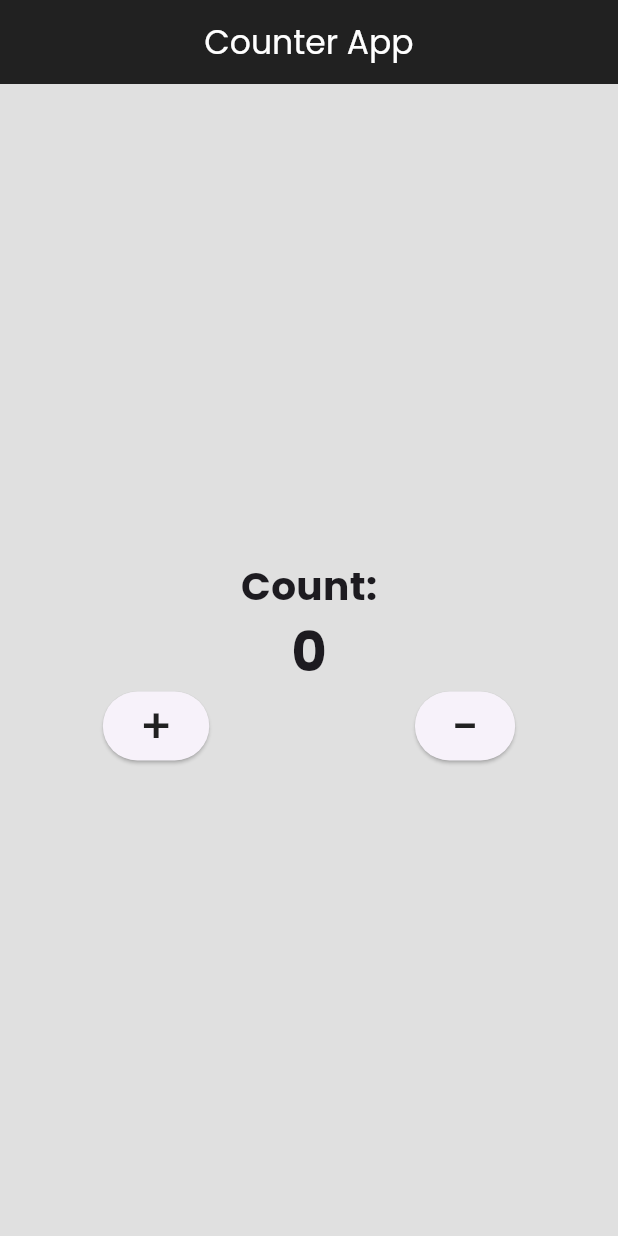
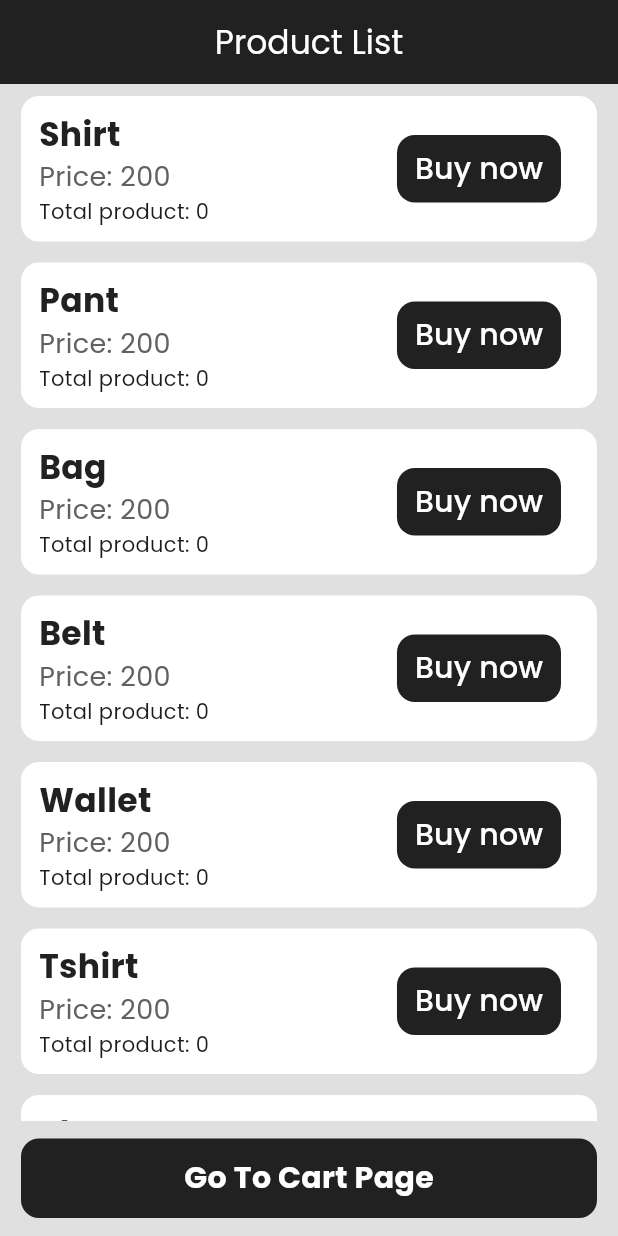
Before and after one commit to dev-ruman/ostad_assignments, a Flutter app: the screen it shows after launch, on a phone screen of 412 x 824 dp. Run offline on Flutter 3.47's test engine with Material 3 defaults, Android fonts, the light colour scheme and no system bars.

Commit message:
assignment project added

```diff
--- /dev/null
+++ b/lib/cart_page.dart
@@ -0,0 +1,40 @@
+import 'package:flutter/material.dart';
+
+class CartPage extends StatelessWidget {
+  final List<String> cart;
+  const CartPage({super.key, required this.cart});
+
+  @override
+  Widget build(BuildContext context) {
+    return Scaffold(
+      backgroundColor: Colors.grey[300],
+      appBar: AppBar(
+        backgroundColor: Colors.grey[900],
+        foregroundColor: Colors.white,
+        title: Text('Cart'),
+      ),
+      body: Center(
+        child: Column(
+          mainAxisAlignment: MainAxisAlignment.center,
+          children: [
+            Text(
+              'Total type of products:',
+              style: TextStyle(
+                color: Colors.grey[700],
+                fontSize: 22,
+              ),
+            ),
+            Text(
+              '${cart.length.toString()}',
+              style: TextStyle(
+                color: Colors.grey[900],
+                fontSize: 36,
+                fontWeight: FontWeight.bold,
+              ),
+            )
+          ],
+        ),
+      ),
+    );
+  }
+}
--- a/lib/home_page.dart
+++ b/lib/home_page.dart
@@ -1,3 +1,5 @@
+import 'package:assignment_app/cart_page.dart';
+import 'package:assignment_app/model/product.dart';
 import 'package:flutter/material.dart';
 
 class Home extends StatefulWidget {
@@ -8,6 +10,49 @@ class Home extends StatefulWidget {
 }
 
 int initialCount = 0;
+List<Product> products = [
+  Product(
+    name: 'Shirt',
+    price: 200,
+  ),
+  Product(
+    name: 'Pant',
+    price: 200,
+  ),
+  Product(
+    name: 'Bag',
+    price: 200,
+  ),
+  Product(
+    name: 'Belt',
+    price: 200,
+  ),
+  Product(
+    name: 'Wallet',
+    price: 200,
+  ),
+  Product(
+    name: 'Tshirt',
+    price: 200,
+  ),
+  Product(
+    name: 'Shorts',
+    price: 200,
+  ),
+  Product(
+    name: 'Shoes',
+    price: 200,
+  ),
+  Product(
+    name: 'Socks',
+    price: 200,
+  ),
+  Product(
+    name: 'Jacket',
+    price: 200,
+  ),
+];
+List<String> cart = [];
 
 class _HomeState extends State<Home> {
   @override
@@ -15,128 +60,161 @@ class _HomeState extends State<Home> {
     return Scaffold(
       backgroundColor: Colors.grey[300],
       appBar: AppBar(
-        title: const Text('Counter App'),
+        title: const Text('Product List'),
         centerTitle: true,
         backgroundColor: Colors.grey[900],
         foregroundColor: Colors.white,
       ),
       body: SafeArea(
-        child: Center(
           child: Column(
         mainAxisAlignment: MainAxisAlignment.center,
         children: [
-              const Text(
-                'Count:',
+          Expanded(
+            child: Container(
+              child: ListView.builder(
+                  itemCount: products.length,
+                  itemBuilder: (context, index) {
+                    return Container(
+                      margin: const EdgeInsets.only(
+                        top: 8.0,
+                        left: 14.0,
+                        right: 14.0,
+                        bottom: 6.0,
+                      ),
+                      padding: EdgeInsets.symmetric(
+                        horizontal: 12.0,
+                        vertical: 10.0,
+                      ),
+                      decoration: BoxDecoration(
+                        color: Colors.white,
+                        borderRadius: BorderRadius.circular(
+                          12.0,
+                        ),
+                      ),
+                      child: Row(
+                        mainAxisAlignment: MainAxisAlignment.spaceBetween,
+                        children: [
+                          Column(
+                            crossAxisAlignment: CrossAxisAlignment.start,
+                            children: [
+                              Text(
+                                products[index].name,
                                 style: TextStyle(
-                  fontSize: 26,
-                  fontWeight: FontWeight.bold,
+                                    color: Colors.grey[900],
+                                    fontSize: 22,
+                                    fontWeight: FontWeight.bold),
+                              ),
+                              Text(
+                                'Price: ${products[index].price.toString()}',
+                                style: TextStyle(
+                                  color: Colors.grey[700],
+                                  fontSize: 18,
                                 ),
                               ),
                               Text(
-                '$initialCount',
-                style: const TextStyle(
-                  fontSize: 36,
-                  fontWeight: FontWeight.bold,
+                                  'Total product: ${products[index].counter.toString()}'),
+                            ],
+                          ),
+                          TextButton(
+                            onPressed: () {
+                              setState(() {
+                                products[index].counter++;
+
+                                products[index].counter == 5
+                                    ? showDialog(
+                                        context: context,
+                                        builder: (BuildContext context) =>
+                                            AlertDialog(
+                                          title: Text('Congratulations!'),
+                                          content: Text(
+                                              'You\'ve bought 5 ${products[index].name}!'),
+                                          actions: <Widget>[
+                                            TextButton(
+                                              child: Text(
+                                                'Okay',
+                                                style: TextStyle(
+                                                  color: Colors.grey[900],
                                                 ),
                                               ),
-              Row(
-                mainAxisAlignment: MainAxisAlignment.spaceAround,
-                children: [
-                  ElevatedButton(
                                               onPressed: () {
-                      setState(() {
-                        initialCount++;
-                        initialCount >= 5
-                            ? showDialog(
-                                context: context,
-                                builder: (BuildContext context) => Dialog(
-                                      child: Container(
-                                        height: 250,
-                                        padding: const EdgeInsets.symmetric(
-                                          horizontal: 14.0,
-                                          vertical: 12.0,
+                                                Navigator.of(context).pop();
+                                              },
                                             ),
-                                        child: Column(
-                                          mainAxisAlignment:
-                                              MainAxisAlignment.center,
-                                          children: [
-                                            Text(
-                                              'Button pressed ${initialCount} times.',
-                                              style: TextStyle(
-                                                color: Colors.grey[900],
-                                                fontSize: 22,
+                                          ],
                                         ),
-                                            ),
-                                            const SizedBox(
-                                              height: 40,
-                                            ),
-                                            Row(
-                                              mainAxisAlignment:
-                                                  MainAxisAlignment.end,
-                                              children: [
-                                                TextButton(
-                                                  onPressed: () {
-                                                    Navigator.pop(context);
+                                      )
+                                    : null;
+                                cart.contains(products[index].name)
+                                    ? null
+                                    : cart.add(products[index].name);
+                              });
                             },
                             child: Container(
-                                                    padding: const EdgeInsets
-                                                        .symmetric(
-                                                      horizontal: 10.0,
-                                                      vertical: 6.0,
-                                                    ),
                               decoration: BoxDecoration(
                                 color: Colors.grey[900],
-                                                        borderRadius:
-                                                            BorderRadius
-                                                                .circular(
-                                                          12.0,
-                                                        )),
-                                                    child: const Text(
-                                                      'CLOSE',
+                                borderRadius: BorderRadius.circular(12.0),
+                              ),
+                              padding: EdgeInsets.symmetric(
+                                horizontal: 12.0,
+                                vertical: 8.0,
+                              ),
+                              child: Text(
+                                'Buy now',
                                 style: TextStyle(
                                   color: Colors.white,
-                                                        fontSize: 22,
+                                  fontSize: 20,
                                 ),
                               ),
                             ),
                           ),
                         ],
-                                            )
-                                          ],
+                      ),
+                    );
+                  }),
+            ),
+          ),
+          Row(
+            children: [
+              Expanded(
+                  child: GestureDetector(
+                onTap: () => Navigator.push(
+                  context,
+                  MaterialPageRoute(
+                    builder: (context) => CartPage(
+                      cart: cart,
+                    ),
+                  ),
+                ),
+                child: Container(
+                  alignment: Alignment.center,
+                  margin: EdgeInsets.symmetric(
+                    horizontal: 14.0,
+                    vertical: 12.0,
+                  ),
+                  padding: EdgeInsets.symmetric(
+                    horizontal: 12.0,
+                    vertical: 12.0,
+                  ),
+                  decoration: BoxDecoration(
+                    color: Colors.grey[900],
+                    borderRadius: BorderRadius.circular(
+                      12.0,
+                    ),
+                  ),
+                  child: Text(
+                    'Go To Cart Page',
+                    style: TextStyle(
+                      color: Colors.white,
+                      fontSize: 20,
+                      fontWeight: FontWeight.bold,
+                    ),
                   ),
                 ),
               ))
-                            : null;
-                      });
-                    },
-                    child: Text(
-                      '+',
-                      style: TextStyle(
-                        color: Colors.grey[900],
-                        fontSize: 32,
-                      ),
-                    ),
-                  ),
-                  ElevatedButton(
-                    onPressed: () {
-                      setState(() {
-                        initialCount > 0 ? initialCount-- : null;
-                      });
-                    },
-                    child: Text(
-                      '-',
-                      style: TextStyle(
-                        color: Colors.grey[900],
-                        fontSize: 32,
-                      ),
-                    ),
-                  ),
             ],
-              ),
+          )
         ],
-          ),
-        ),
-      ),
+      )),
     );
   }
 }
--- /dev/null
+++ b/lib/model/product.dart
@@ -0,0 +1,11 @@
+class Product {
+  final String name;
+  final int price;
+  int counter;
+
+  Product({
+    required this.name,
+    required this.price,
+    this.counter = 0,
+  });
+}
--- a/pubspec.yaml
+++ b/pubspec.yaml
@@ -59,8 +59,7 @@ flutter:
   uses-material-design: true
 
   # To add assets to your application, add an assets section, like this:
-  assets:
-    - assets/images/
+  # assets:
   #   - images/a_dot_ham.jpeg
 
   # An image asset can refer to one or more resolution-specific "variants", see
```
Also changed, not shown: assets/images/diploma.webp (deleted), assets/images/pran.webp (deleted), assets/images/uht.webp (deleted). Lines whose indentation alone changed are shown as unchanged.
